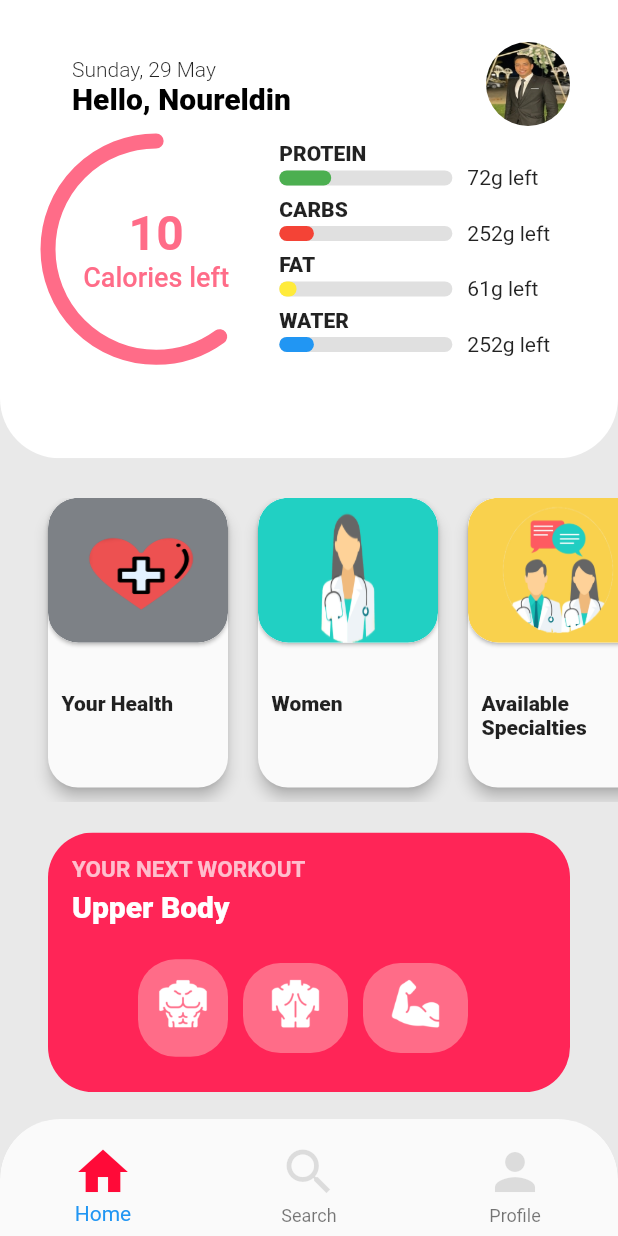
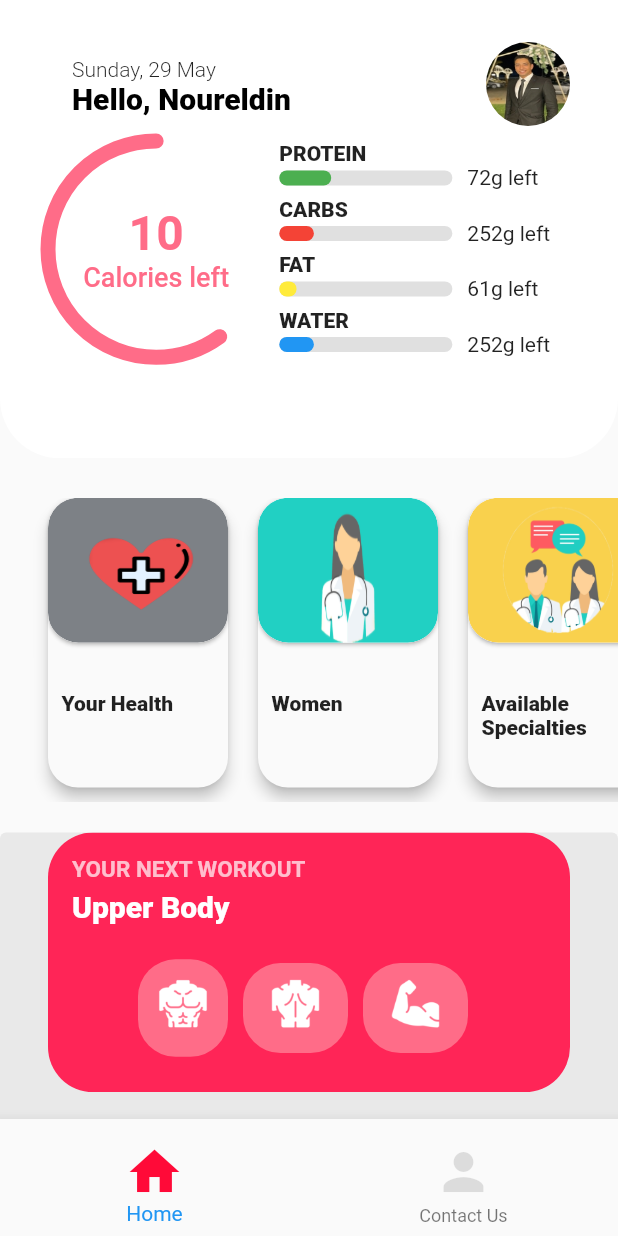
Before and after one commit to nourEldehy/my_health_digest, a Flutter app: the screen it shows after launch, on a phone screen of 412 x 824 dp. Run offline on Flutter 3.47's test engine with Material 2 defaults, Android fonts, the light colour scheme and no system bars; our stand-ins replace carousel_slider, font_awesome_flutter; missing offline and left inert: height_slider, weight_slider.

Commit message:
Integrated contact_us.dart

```diff
--- a/lib/ui/pages/profile_screen.dart
+++ b/lib/ui/pages/profile_screen.dart
@@ -2,6 +2,7 @@ import 'package:animations/animations.dart';
 import 'package:flutter/material.dart';
 import 'package:intl/intl.dart';
 import 'package:training_and_diet_app/model/meal.dart';
+import 'package:training_and_diet_app/ui/pages/contact_us.dart';
 import 'package:training_and_diet_app/ui/pages/symptoms.dart';
 import 'package:training_and_diet_app/ui/pages/meal_detail_screen.dart';
 import 'package:training_and_diet_app/ui/pages/workout_screen.dart';
@@ -13,18 +14,40 @@ import 'package:url_launcher/url_launcher.dart';
 
 int currentCalories = 6;
 
-class ProfileScreen extends StatelessWidget {
+class ProfileScreen extends StatefulWidget {
+  const ProfileScreen({key}) : super(key: key);
+
+  @override
+  State<ProfileScreen> createState() => _ProfileScreenState();
+}
+
+class _ProfileScreenState extends State<ProfileScreen> {
+  int _selectedIndex = 0;
+  void _onItemTapped(int index) {
+    setState(() {
+      _selectedIndex = index;
+      (index == 1)
+          ? Navigator.push(
+              context,
+              MaterialPageRoute(
+                builder: (context) => ContactUs(),
+              ),
+            )
+          : OpenContainer;
+
+      //print(index);
+    });
+  }
+
   @override
   Widget build(BuildContext context) {
     final height = MediaQuery.of(context).size.height;
     final width = MediaQuery.of(context).size.width;
     final today = DateTime.now();
-
+    _selectedIndex = 0;
     return Scaffold(
-      backgroundColor: const Color(0xFFE9E9E9),
-      bottomNavigationBar: ClipRRect(
-        borderRadius: BorderRadius.vertical(top: Radius.circular(40)),
-        child: BottomNavigationBar(
+      bottomNavigationBar: BottomNavigationBar(
+        currentIndex: _selectedIndex,
         iconSize: 40,
         selectedIconTheme: IconThemeData(
           color: Color.fromRGBO(255, 10, 56, 1.0),
@@ -38,33 +61,17 @@ class ProfileScreen extends StatelessWidget {
               padding: const EdgeInsets.only(top: 8.0),
               child: Icon(Icons.home),
             ),
-              title: Text(
-                "Home",
-                style: const TextStyle(color: Colors.white),
-              ),
-            ),
-            BottomNavigationBarItem(
-              icon: Padding(
-                child: Icon(Icons.search),
-                padding: const EdgeInsets.only(top: 8.0),
-              ),
-              title: Text(
-                "Search",
-                style: const TextStyle(color: Colors.white),
-              ),
+            label: "Home",
           ),
           BottomNavigationBarItem(
             icon: Padding(
               child: Icon(Icons.person),
               padding: const EdgeInsets.only(top: 8.0),
             ),
-              title: Text(
-                "Profile",
-                style: const TextStyle(color: Colors.white),
-              ),
+            label: "Contact Us",
           ),
         ],
-        ),
+        onTap: _onItemTapped,
       ),
       body: Stack(
         children: <Widget>[
```
Also changed, not shown: lib/ui/pages/contact_us.dart (added, +173 -0 lines), assets/expand.png (added). Lines whose indentation alone changed are shown as unchanged.
